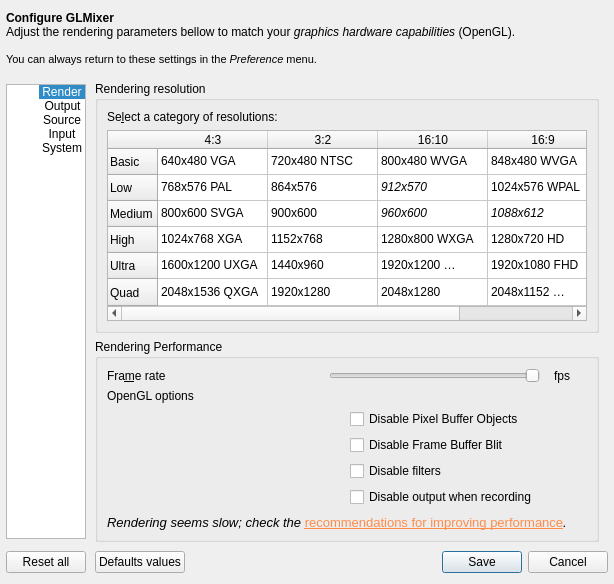
markus-wa/glmixer-mirror, file src/UserPreferencesDialog.ui: the form before one commit.
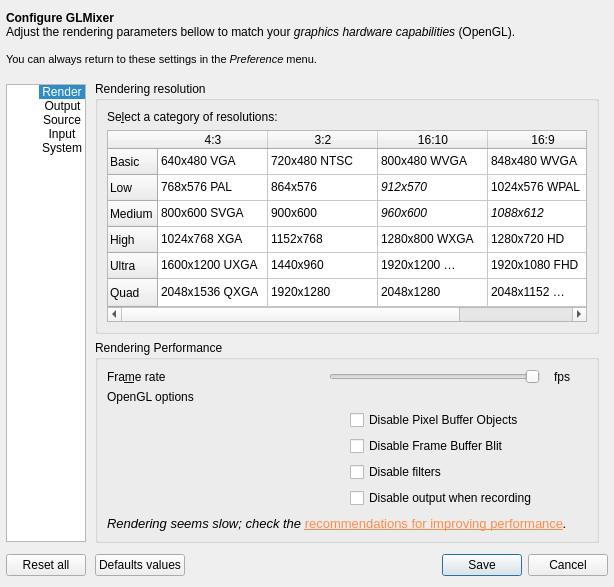
The form after the commit. The open tabs and pages were chosen to show the change. Icons and pictures are not drawn. Custom widgets are drawn as their Qt base class.

Commit message: fixed 1st index

```diff
--- a/src/UserPreferencesDialog.ui
+++ b/src/UserPreferencesDialog.ui
@@ -7,7 +7,7 @@
     <x>0</x>
     <y>0</y>
     <width>614</width>
-    <height>584</height>
+    <height>587</height>
    </rect>
   </property>
   <property name="windowTitle">
@@ -154,7 +154,7 @@
            <string>Rendering and performance</string>
           </property>
           <property name="textAlignment">
-           <set>AlignCenter</set>
+           <set>AlignHCenter|AlignVCenter|AlignCenter</set>
           </property>
           <property name="icon">
            <iconset resource="../icons.qrc">
@@ -172,7 +172,7 @@
            <string>Video output and recording</string>
           </property>
           <property name="textAlignment">
-           <set>AlignCenter</set>
+           <set>AlignHCenter|AlignVCenter|AlignCenter</set>
           </property>
           <property name="icon">
            <iconset resource="../icons.qrc">
@@ -190,7 +190,7 @@
            <string>Default source properties</string>
           </property>
           <property name="textAlignment">
-           <set>AlignCenter</set>
+           <set>AlignHCenter|AlignVCenter|AlignCenter</set>
           </property>
           <property name="icon">
            <iconset resource="../icons.qrc">
@@ -208,7 +208,7 @@
            <string>User interface</string>
           </property>
           <property name="textAlignment">
-           <set>AlignCenter</set>
+           <set>AlignHCenter|AlignVCenter|AlignCenter</set>
           </property>
           <property name="icon">
            <iconset resource="../icons.qrc">
@@ -226,7 +226,7 @@
            <string>System and user preferences</string>
           </property>
           <property name="textAlignment">
-           <set>AlignCenter</set>
+           <set>AlignHCenter|AlignVCenter|AlignCenter</set>
           </property>
           <property name="icon">
            <iconset resource="../icons.qrc">
```
Left out of the diff: 2 changed lines with no effect on the pictures.
